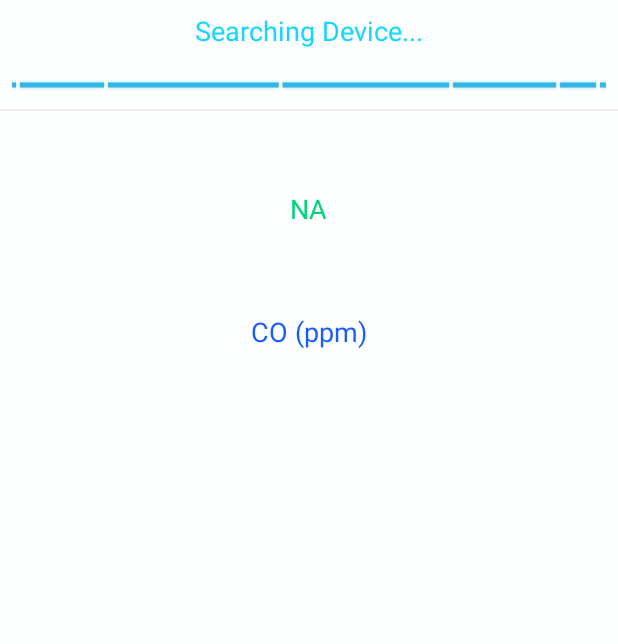
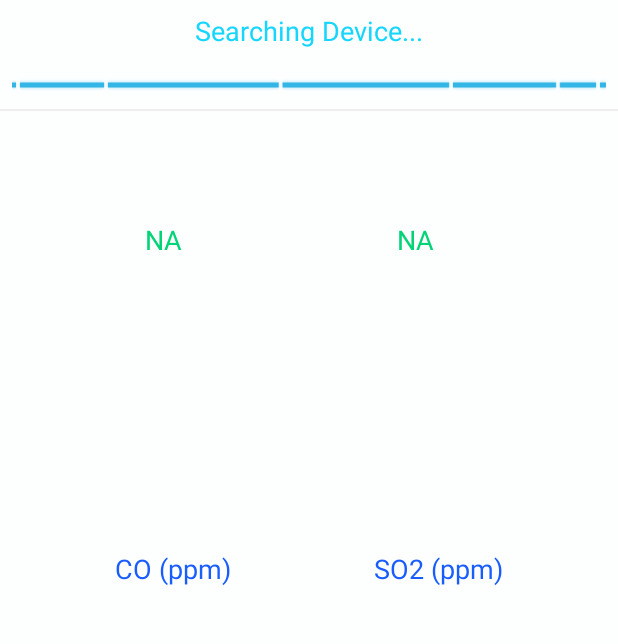
Before and after one commit to ChanakaCooray/AirPollutionMonitoring-AndroidApp, an Android app: the screen it shows after launch (DeviceListActivity), on a phone screen of 412 x 824 dp, the part 49-693 px from its top. Run offline under Robolectric (Android 15) with nearby library versions, the phone set to English and light mode, and no system bars.

Commit message:
Added SO2 displaying. Buffering serial data before extract values. Stopped layout change in rotation.

```diff
--- a/usbSerialExamples/src/main/AndroidManifest.xml
+++ b/usbSerialExamples/src/main/AndroidManifest.xml
@@ -14,10 +14,12 @@
     <application
         android:icon="@drawable/ic_launcher"
         android:label="@string/app_name">
+
         <activity
             android:name="com.hoho.android.usbserial.examples.DeviceListActivity"
             android:label="@string/app_name"
-            android:theme="@android:style/Theme.Black.NoTitleBar.Fullscreen">
+            android:theme="@android:style/Theme.Black.NoTitleBar.Fullscreen"
+            android:screenOrientation="portrait">
             <intent-filter>
                 <action android:name="android.intent.action.MAIN" />
                 <category android:name="android.intent.category.DEFAULT" />
--- a/usbSerialExamples/src/main/java/com/hoho/android/usbserial/examples/DeviceListActivity.java
+++ b/usbSerialExamples/src/main/java/com/hoho/android/usbserial/examples/DeviceListActivity.java
@@ -22,6 +22,8 @@ public class DeviceListActivity extends Activity implements UsbDataReceiver.Rece
     private TextView mDumpTextView;
     private TextView demoTitle;
     private TextView mCOValue;
+    private TextView mSO2Value;
+
     private ProgressBar mProgressBar;
     private ScrollView mScrollView;
     private UsbDataReceiver mReceiver;
@@ -35,6 +37,7 @@ public class DeviceListActivity extends Activity implements UsbDataReceiver.Rece
         demoTitle = (TextView) findViewById(R.id.demoTitle);
         mDumpTextView = (TextView) findViewById(R.id.consoleText);
         mCOValue = (TextView) findViewById(R.id.co_value);
+        mSO2Value = (TextView) findViewById(R.id.so2_value);
 
         mScrollView = (ScrollView) findViewById(R.id.demoScroller);
         mProgressBar = (ProgressBar) findViewById(R.id.progressBar);
@@ -64,6 +67,7 @@ public class DeviceListActivity extends Activity implements UsbDataReceiver.Rece
 
     /**
      * Receive data from background process
+     *
      * @param resultCode
      * @param resultData
      */
@@ -83,7 +87,12 @@ public class DeviceListActivity extends Activity implements UsbDataReceiver.Rece
             case UsbSerialService.STATUS_FINISHED:
                 Log.d(TAG, "USB_STATUS_FINISHED");
                 String[] results = resultData.getStringArray("result");
-                mCOValue.setText(results[0]);
+                if (results != null) {
+                    Log.d(TAG, "RECEIVED " + results);
+
+                    mCOValue.setText(results[0]);
+                    mSO2Value.setText(results[1]);
+                }
                 break;
 
             case UsbSerialService.STATUS_ERROR:
--- a/usbSerialExamples/src/main/res/layout/main.xml
+++ b/usbSerialExamples/src/main/res/layout/main.xml
@@ -71,10 +71,10 @@
         android:textAppearance="?android:attr/textAppearanceMedium"
         android:text="@string/carbon_monoxide"
         android:id="@+id/carbon_monoxide"
-        android:layout_marginTop="57dp"
         android:textColor="#ff1a5dff"
-        android:layout_below="@+id/co_value"
-        android:layout_centerHorizontal="true" />
+        android:layout_centerVertical="true"
+        android:layout_alignLeft="@+id/demoTitle"
+        android:layout_alignStart="@+id/demoTitle" />
 
     <TextView
         android:layout_width="wrap_content"
@@ -83,8 +83,31 @@
         android:text="@string/co_value"
         android:id="@+id/co_value"
         android:textColor="#ff00d477"
+        android:layout_marginTop="54dp"
         android:layout_below="@+id/demoScroller"
-        android:layout_centerHorizontal="true"
-        android:layout_marginTop="33dp" />
+        android:layout_toLeftOf="@+id/progressBarTitle"
+        android:layout_toStartOf="@+id/progressBarTitle" />
+
+    <TextView
+        android:layout_width="wrap_content"
+        android:layout_height="wrap_content"
+        android:textAppearance="?android:attr/textAppearanceMedium"
+        android:text="@string/sulpher_dioxide"
+        android:textColor="#ff1a5dff"
+        android:id="@+id/textView"
+        android:layout_alignTop="@+id/carbon_monoxide"
+        android:layout_alignRight="@+id/demoTitle"
+        android:layout_alignEnd="@+id/demoTitle" />
+
+    <TextView
+        android:layout_width="wrap_content"
+        android:layout_height="wrap_content"
+        android:textAppearance="?android:attr/textAppearanceMedium"
+        android:textColor="#ff00d477"
+        android:text="NA"
+        android:id="@+id/so2_value"
+        android:layout_alignTop="@+id/co_value"
+        android:layout_alignRight="@+id/progressBarTitle"
+        android:layout_alignEnd="@+id/progressBarTitle" />
 
 </RelativeLayout>
--- a/usbSerialExamples/src/main/res/values/strings.xml
+++ b/usbSerialExamples/src/main/res/values/strings.xml
@@ -6,5 +6,6 @@
     <string name="refreshing">Searching Device...</string>
     <string name="carbon_monoxide">CO (ppm)</string>
     <string name="co_value">NA</string>
+    <string name="sulpher_dioxide">SO2 (ppm)</string>
 
 </resources>
```
Also changed, not shown: usbSerialExamples/src/main/java/com/hoho/android/usbserial/examples/UsbSerialService.java (+65 -26 lines), 1 other file.
